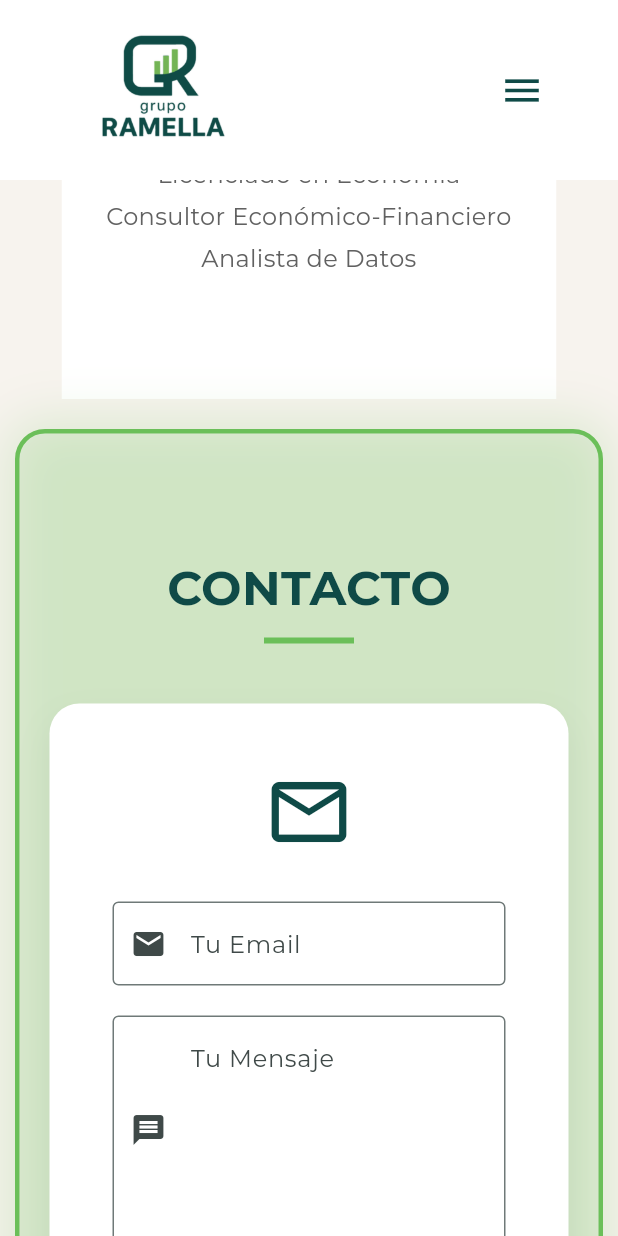
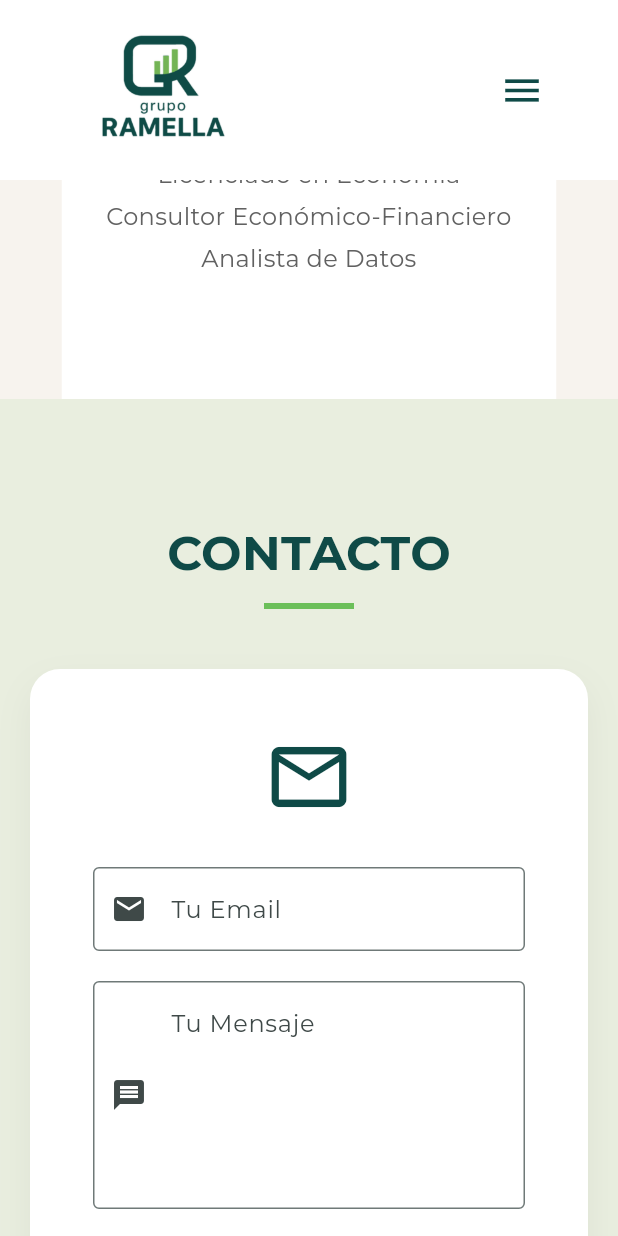
Before and after one commit to NachoRam123/grupo-ramella-landing, a Flutter app: the screen it shows after launch, scrolled down 3456 dp, on a phone screen of 412 x 824 dp. Run offline on Flutter 3.47's test engine with Material 3 defaults, Android fonts, the phone set to English and light mode, and no system bars; drawn by our look-alikes of flutter_animate; our stand-ins replace google_fonts.

Commit message:
Add files via upload

```diff
--- a/lib/landing_page.dart
+++ b/lib/landing_page.dart
@@ -5,7 +5,6 @@ import 'package:grupo_ramella_landing/sections/services_section.dart';
 import 'package:grupo_ramella_landing/sections/about_section.dart';
 import 'package:grupo_ramella_landing/sections/contact_section.dart';
 import 'package:grupo_ramella_landing/widgets/nav_bar.dart';
-import 'package:visibility_detector/visibility_detector.dart';
 
 class LandingPage extends StatefulWidget {
   const LandingPage({super.key});
@@ -57,30 +56,10 @@ class _LandingPageState extends State<LandingPage> {
               controller: _scrollController,
               child: Column(
                 children: [
-                  _SectionHighlighter(
-                    id: 'vision',
-                    isActive: _activeSection == 'vision',
-                    onVisibilityChanged: _onSectionVisibilityChanged,
-                    child: VisionSection(key: _visionKey),
-                  ),
-                  _SectionHighlighter(
-                    id: 'services',
-                    isActive: _activeSection == 'services',
-                    onVisibilityChanged: _onSectionVisibilityChanged,
-                    child: ServicesSection(key: _servicesKey),
-                  ),
-                  _SectionHighlighter(
-                    id: 'about',
-                    isActive: _activeSection == 'about',
-                    onVisibilityChanged: _onSectionVisibilityChanged,
-                    child: AboutSection(key: _aboutKey),
-                  ),
-                  _SectionHighlighter(
-                    id: 'contact',
-                    isActive: _activeSection == 'contact',
-                    onVisibilityChanged: _onSectionVisibilityChanged,
-                    child: ContactSection(key: _contactKey),
-                  ),
+                  VisionSection(key: _visionKey),
+                  ServicesSection(key: _servicesKey),
+                  AboutSection(key: _aboutKey),
+                  ContactSection(key: _contactKey),
                   const SizedBox(height: 50), // Footer padding
                   Container(
                     width: double.infinity,
@@ -102,44 +81,3 @@ class _LandingPageState extends State<LandingPage> {
     );
   }
 }
-
-class _SectionHighlighter extends StatelessWidget {
-  final String id;
-  final bool isActive;
-  final Widget child;
-  final Function(String, double) onVisibilityChanged;
-
-  const _SectionHighlighter({
-    required this.id,
-    required this.isActive,
-    required this.child,
-    required this.onVisibilityChanged,
-  });
-
-  @override
-  Widget build(BuildContext context) {
-    return VisibilityDetector(
-      key: Key(id),
-      onVisibilityChanged: (info) => onVisibilityChanged(id, info.visibleFraction),
-      child: AnimatedContainer(
-        duration: const Duration(milliseconds: 400),
-        curve: Curves.easeInOut,
-        margin: isActive
-            ? const EdgeInsets.symmetric(vertical: 20, horizontal: 10)
-            : const EdgeInsets.all(0),
-        decoration: BoxDecoration(
-          boxShadow: isActive
-              ? [BoxShadow(color: AppColors.secondaryGreen.withOpacity(0.2), blurRadius: 30, spreadRadius: 5)]
-              : [],
-          border: isActive
-              ? Border.all(color: AppColors.secondaryGreen, width: 3)
-              : Border.all(color: Colors.transparent, width: 0),
-          borderRadius: BorderRadius.circular(isActive ? 20 : 0),
-        ),
-        // Clip content to border radius when active
-        clipBehavior: isActive ? Clip.antiAlias : Clip.none,
-        child: child,
-      ),
-    );
-  }
-}
--- a/pubspec.yaml
+++ b/pubspec.yaml
@@ -13,7 +13,6 @@ dependencies:
   url_launcher: ^6.2.1
   font_awesome_flutter: ^10.6.0
   flutter_animate: ^4.2.0
-  visibility_detector: ^0.4.0+2
 
 dev_dependencies:
   flutter_test:
```
